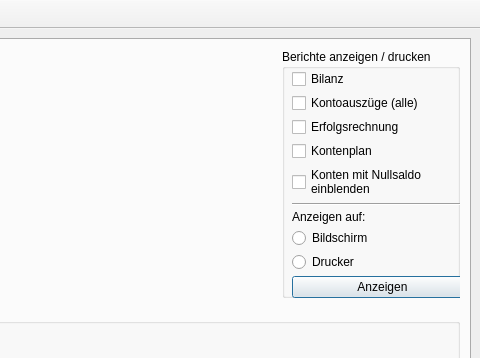
First picture: the form in mainwindow.ui, repository MatFluor/meteor-accounting, before the edit; both pictures show x 504 to 984 and y 0 to 358 of the 984 by 672 pixel window.
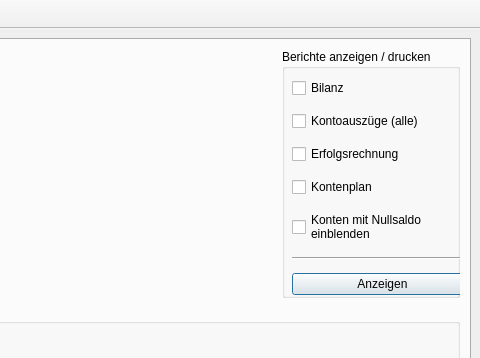
Second picture: the form after the edit. The open tabs and pages were chosen to show the change. Icons and pictures are not drawn.

Commit message: Added Buchungen-Widget open logik

Patch:
```diff
--- a/mainwindow.ui
+++ b/mainwindow.ui
@@ -624,7 +624,7 @@
              <x>10</x>
              <y>20</y>
              <width>181</width>
-             <height>234</height>
+             <height>241</height>
             </rect>
            </property>
            <layout class="QVBoxLayout" name="verticalLayout_2">
@@ -703,43 +703,6 @@
               </property>
              </widget>
             </item>
-            <item>
-             <widget class="QLabel" name="label_9">
-              <property name="sizePolicy">
-               <sizepolicy hsizetype="Preferred" vsizetype="Fixed">
-                <horstretch>0</horstretch>
-                <verstretch>0</verstretch>
-               </sizepolicy>
-              </property>
-              <property name="text">
-               <string>Anzeigen auf:</string>
-              </property>
-             </widget>
-            </item>
-            <item>
-             <widget class="QRadioButton" name="radioButton">
-              <property name="font">
-               <font>
-                <pointsize>9</pointsize>
-               </font>
-              </property>
-              <property name="text">
-               <string>Bildschirm</string>
-              </property>
-             </widget>
-            </item>
-            <item>
-             <widget class="QRadioButton" name="radioButton_2">
-              <property name="font">
-               <font>
-                <pointsize>9</pointsize>
-               </font>
-              </property>
-              <property name="text">
-               <string>Drucker</string>
-              </property>
-             </widget>
-            </item>
             <item>
              <widget class="QPushButton" name="show_report_btn">
               <property name="font">
```
Left out of the diff: 49 changed lines with no effect on the pictures. The commit also changes 7 other files.
